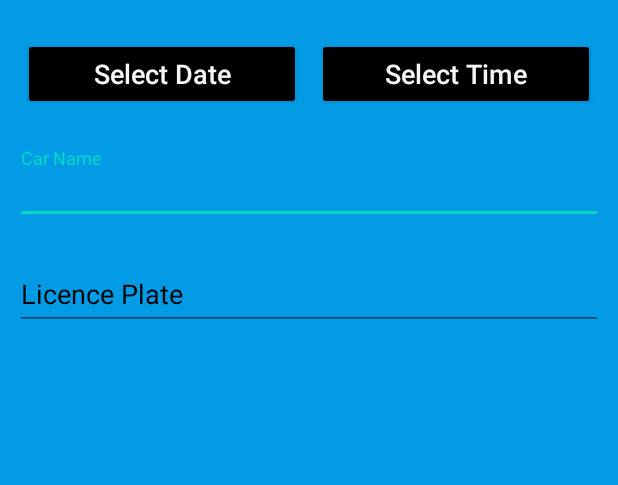
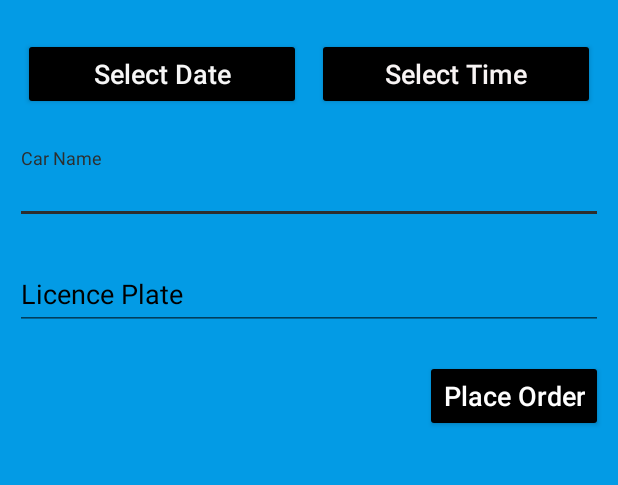
Before and after one commit to Rakhulant/CarWashApp, an Android app: the CarWashActivity screen opened directly, with no data from a screen before it, on a phone screen of 412 x 824 dp, the part 68-553 px from its top. Run offline under Robolectric (Android 15) with nearby library versions, the phone set to English and light mode, and no system bars; Roboto replaces fonts that are not available here.

Commit message:
3 changes

```diff
--- a/app/src/main/java/com/rakhulant/learningapp/CarWashActivity.kt
+++ b/app/src/main/java/com/rakhulant/learningapp/CarWashActivity.kt
@@ -32,8 +32,18 @@ class CarWashActivity : AppCompatActivity() {
         TimePickerDialog(
             this,
             TimePickerDialog.OnTimeSetListener { timePicker: TimePicker?, i: Int, i2: Int ->
-                val time = "$i:$i2"
-                btnTime.text = time
+                if(i>12){
+                    val time = "${i-12}:$i2 PM"
+                    btnTime.text = time
+                }
+                else if(i == 12){
+                    val time = "$i:$i2 PM"
+                    btnTime.text = time
+                }
+                else{
+                    val time = "$i:$i2 AM"
+                    btnTime.text = time
+                }
             }, hr, min, false).show()
     }
 }
--- a/app/src/main/res/layout/activity_car_wash.xml
+++ b/app/src/main/res/layout/activity_car_wash.xml
@@ -61,12 +61,13 @@
         android:layout_height="wrap_content"
         android:layout_margin="10dp"
         android:hint="Car Name"
+        android:outlineProvider="bounds"
         android:textColorHint="#000000"
         app:boxBackgroundMode="outline"
-    app:boxCornerRadiusBottomEnd="20dp"
-    app:boxCornerRadiusBottomStart="20dp"
-    app:boxCornerRadiusTopEnd="20dp"
-    app:boxCornerRadiusTopStart="20dp"
+        app:boxCornerRadiusBottomEnd="10dp"
+        app:boxCornerRadiusBottomStart="10dp"
+        app:boxCornerRadiusTopEnd="10dp"
+        app:boxCornerRadiusTopStart="10dp"
         app:boxStrokeColor="#000000"
         app:boxStrokeWidth="2dp"
         app:hintAnimationEnabled="true"
@@ -100,5 +101,19 @@
             android:layout_height="wrap_content" />
     </com.google.android.material.textfield.TextInputLayout>
 
+    <Button
+        android:id="@+id/button"
+        style="@style/Widget.AppCompat.Button"
+        android:layout_width="wrap_content"
+        android:layout_height="wrap_content"
+        android:layout_gravity="end"
+        android:layout_margin="10dp"
+        android:backgroundTint="@color/colorPrimaryDark"
+        android:elevation="15dp"
+        android:text="Place Order"
+        android:textAllCaps="false"
+        android:textColor="#FFFFFF"
+        android:textSize="18sp" />
+
 
 </LinearLayout>
--- a/app/src/main/res/values/colors.xml
+++ b/app/src/main/res/values/colors.xml
@@ -2,5 +2,5 @@
 <resources>
     <color name="colorPrimary">#1F1E20</color>
     <color name="colorPrimaryDark">#000000</color>
-    <color name="colorAccent">#03DAC5</color>
+    <color name="colorAccent">#2D2E2E</color>
 </resources>
```
Lines whose indentation alone changed are shown as unchanged.
